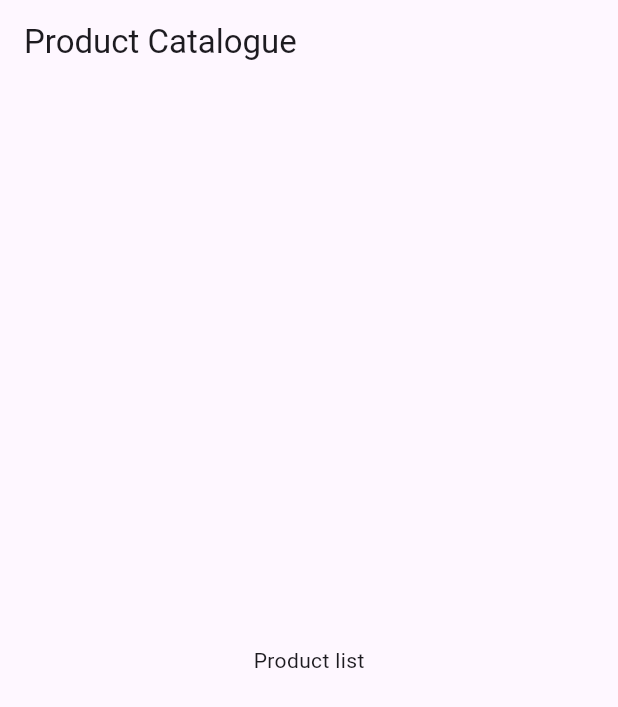
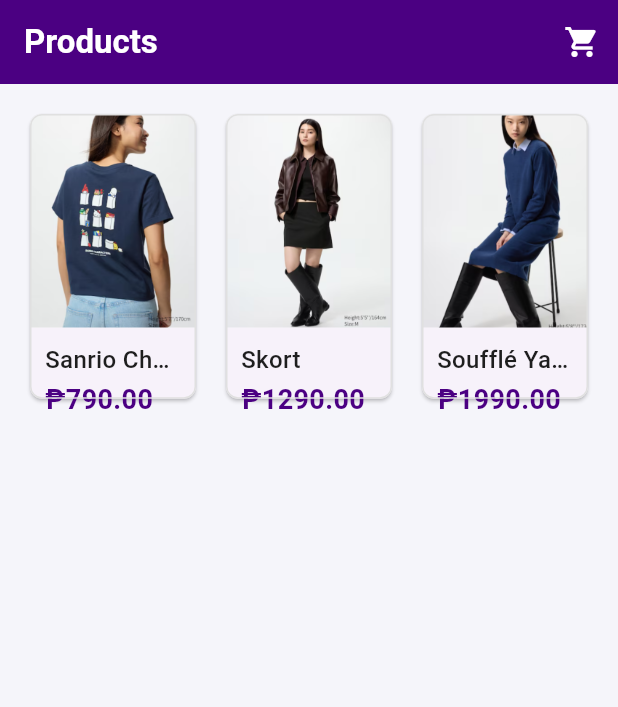
Before and after one commit to Aquino28/mini_ecommerce, a Flutter app: the screen it shows after launch, on a phone screen of 412 x 824 dp. Shown: the top 707 px of the screen. Run offline on Flutter 3.47's test engine with Material 3 defaults, Android fonts, the phone set to English and light mode, and no system bars.

Commit message:
Add product list page UI

```diff
--- a/lib/data/mock_products.dart
+++ b/lib/data/mock_products.dart
@@ -0,0 +1,25 @@
+import '../models/product.dart';
+
+final List<Product> mockProducts = [
+  Product(
+    id: '1',
+    name: 'Sanrio Characters UT',
+    price: 790.00,
+    imageUrl: 'assets/images/sanrio_characters_UT.png',
+    description: 'Uniqlo Sanrio graphic tee',
+  ),
+  Product(
+    id: '2',
+    name: 'Skort',
+    price: 1290.00,
+    imageUrl: 'assets/images/skort.png',
+    description: 'Comfortable and stylish skort',
+  ),
+  Product(
+    id: '3',
+    name: 'Soufflé Yarn Dress',
+    price: 1990.00,
+    imageUrl: 'assets/images/souffle_yarn_dress.png',
+    description: 'Soft and cozy yarn dress',
+  ),
+];
--- a/lib/main.dart
+++ b/lib/main.dart
@@ -7,17 +7,18 @@ void main() {
 }
 
 class MyApp extends StatelessWidget {
-  const MyApp({super.key});
+  const MyApp({Key? key}) : super(key: key);
 
   @override
   Widget build(BuildContext context) {
     return MaterialApp(
+      title: 'E-Commerce Catalogue',
       debugShowCheckedModeBanner: false,
-      title: 'Mini E-Commerce',
       theme: ThemeData(
-        primarySwatch: Colors.blue,
+        primaryColor: const Color(0xFF4B0082),
+        scaffoldBackgroundColor: const Color(0xFFF5F5FA),
       ),
-      home: const ProductListPage(), // product list part
+      home: const ProductListPage(),
     );
   }
 }
--- a/lib/models/product.dart
+++ b/lib/models/product.dart
@@ -0,0 +1,15 @@
+class Product {
+  final String id;
+  final String name;
+  final double price;
+  final String imageUrl;
+  final String description;
+
+  Product({
+    required this.id,
+    required this.name,
+    required this.price,
+    required this.imageUrl,
+    required this.description,
+  });
+}
--- a/lib/pages/product_list_page.dart
+++ b/lib/pages/product_list_page.dart
@@ -1,14 +1,47 @@
 import 'package:flutter/material.dart';
+import '../data/mock_products.dart';
+import '../widgets/product_card.dart';
 
 class ProductListPage extends StatelessWidget {
-  const ProductListPage({super.key});
+  const ProductListPage({Key? key}) : super(key: key);
 
   @override
   Widget build(BuildContext context) {
     return Scaffold(
-      appBar: AppBar(title: const Text('Product Catalogue')),
-      body: const Center(
-        child: Text('Product list'),
+      backgroundColor: const Color(0xFFF5F5FA),
+      appBar: AppBar(
+        title: const Text(
+          'Products',
+          style: TextStyle(
+            color: Colors.white,
+            fontWeight: FontWeight.bold,
+          ),
+        ),
+        backgroundColor: const Color(0xFF4B0082),
+        elevation: 0,
+        actions: [
+          IconButton(
+            icon: const Icon(Icons.shopping_cart, color: Colors.white),
+            onPressed: () {
+              // Cart Navigation
+            },
+          ),
+        ],
+      ),
+      body: Padding(
+        padding: const EdgeInsets.all(16.0),
+        child: GridView.builder(
+          gridDelegate: const SliverGridDelegateWithFixedCrossAxisCount(
+            crossAxisCount: 3,
+            childAspectRatio: 0.6,
+            crossAxisSpacing: 12,
+            mainAxisSpacing: 12,
+          ),
+          itemCount: mockProducts.length,
+          itemBuilder: (context, index) {
+            return ProductCard(product: mockProducts[index]);
+          },
+        ),
       ),
     );
   }
--- a/lib/widgets/product_card.dart
+++ b/lib/widgets/product_card.dart
@@ -0,0 +1,86 @@
+import 'package:flutter/material.dart';
+import '../models/product.dart';
+
+class ProductCard extends StatelessWidget {
+  final Product product;
+
+  const ProductCard({
+    Key? key,
+    required this.product,
+  }) : super(key: key);
+
+  @override
+  Widget build(BuildContext context) {
+    return Card(
+      elevation: 1,
+      shape: RoundedRectangleBorder(
+        borderRadius: BorderRadius.circular(8),
+        side: BorderSide(color: Colors.grey[300]!, width: 1),
+      ),
+      child: Column(
+        crossAxisAlignment: CrossAxisAlignment.start,
+        children: [
+          // Product Image
+          Expanded(
+            flex: 3,
+            child: ClipRRect(
+              borderRadius: const BorderRadius.vertical(
+                top: Radius.circular(8),
+              ),
+              child: Container(
+                color: Colors.white,
+                child: Image.asset(
+                  product.imageUrl,
+                  width: double.infinity,
+                  fit: BoxFit.cover,
+                  errorBuilder: (context, error, stackTrace) {
+                    return Container(
+                      color: Colors.grey[300],
+                      child: const Icon(
+                        Icons.image_not_supported,
+                        size: 40,
+                        color: Colors.grey,
+                      ),
+                    );
+                  },
+                ),
+              ),
+            ),
+          ),
+          // Product Details
+          Expanded(
+            flex: 1,
+            child: Padding(
+              padding: const EdgeInsets.all(10),
+              child: Column(
+                crossAxisAlignment: CrossAxisAlignment.start,
+                mainAxisAlignment: MainAxisAlignment.center,
+                children: [
+                  Text(
+                    product.name,
+                    style: const TextStyle(
+                      fontSize: 16,
+                      fontWeight: FontWeight.w500,
+                      color: Color(0xFF1E1E1E),
+                    ),
+                    maxLines: 1,
+                    overflow: TextOverflow.ellipsis,
+                  ),
+                  const SizedBox(height: 2),
+                  Text(
+                    '₱${product.price.toStringAsFixed(2)}',
+                    style: const TextStyle(
+                      fontSize: 18,
+                      fontWeight: FontWeight.bold,
+                      color: Color(0xFF4B0082),
+                    ),
+                  ),
+                ],
+              ),
+            ),
+          ),
+        ],
+      ),
+    );
+  }
+}
```
Also changed, not shown: pubspec.yaml (+3 -69 lines), assets/images/sanrio_characters_UT.png (added), assets/images/skort.png (added), assets/images/souffle_yarn_dress.png (added).
